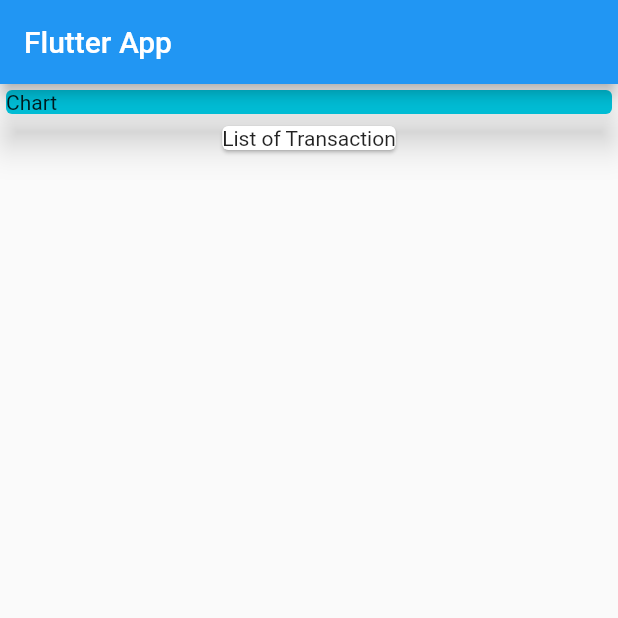
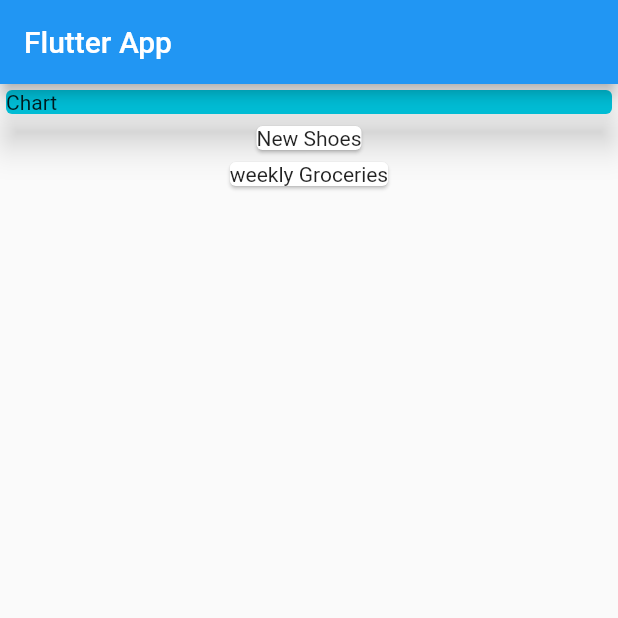
Before and after one commit to baidya07/Wallet_app, a Flutter app: the screen it shows after launch, on a phone screen of 412 x 824 dp, the top half of it. Run offline on Flutter 3.47's test engine with Material 2 defaults, Android fonts, the phone set to English and light mode, and no system bars.

Commit message:
mapping data into widgets

```diff
--- a/lib/main.dart
+++ b/lib/main.dart
@@ -48,8 +48,12 @@ class MyHomePage extends StatelessWidget {
                 elevation: 10.0,
               ),
             ),
-            Card(
-              child: Text('List of Transaction'),
+            Column(
+              children: transactions.map((tx) {
+                return Card(
+                  child: Text(tx.title),
+                );
+              }).toList(),
             ),
           ],
         ));
```
